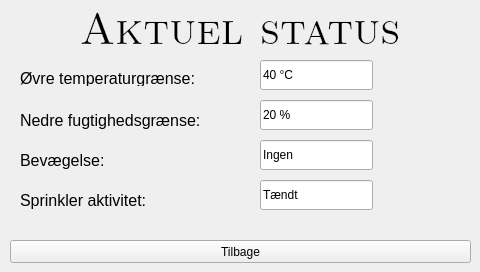
First picture: the form in winStatus.ui, repository Crevil/PRJ3-Qt, before the edit.
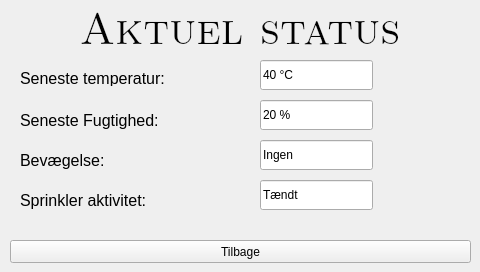
Second picture: the form after the edit.

Patch:
```diff
--- a/winStatus.ui
+++ b/winStatus.ui
@@ -85,7 +85,7 @@
     </font>
    </property>
    <property name="text">
-    <string>Øvre temperaturgrænse:</string>
+    <string>Seneste temperatur:</string>
    </property>
   </widget>
   <widget class="QLabel" name="lHumi">
@@ -103,7 +103,7 @@
     </font>
    </property>
    <property name="text">
-    <string>Nedre fugtighedsgrænse:</string>
+    <string>Seneste Fugtighed:</string>
    </property>
   </widget>
   <widget class="QLabel" name="lMove">
```
